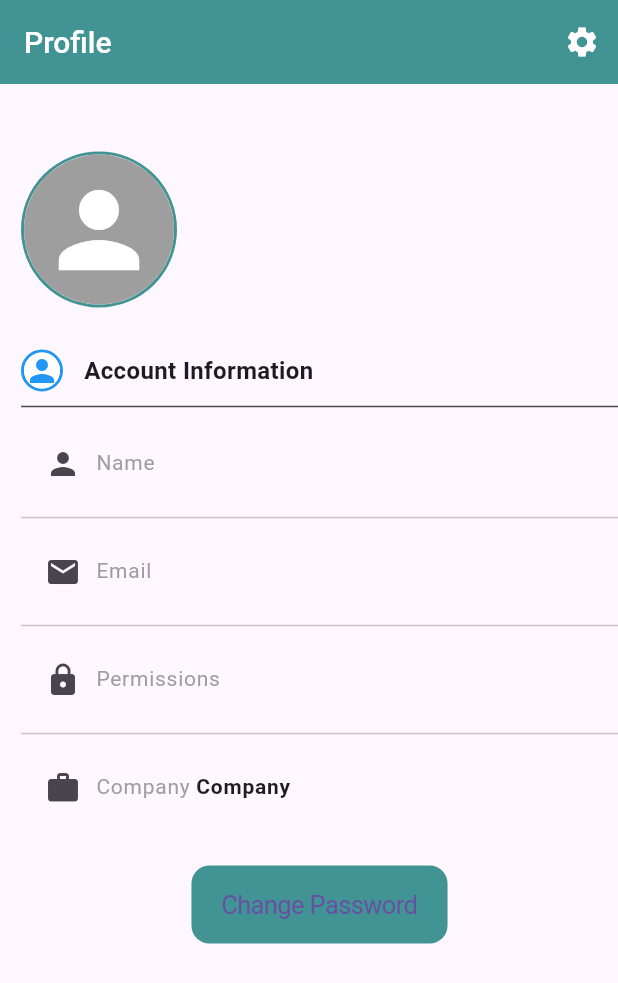
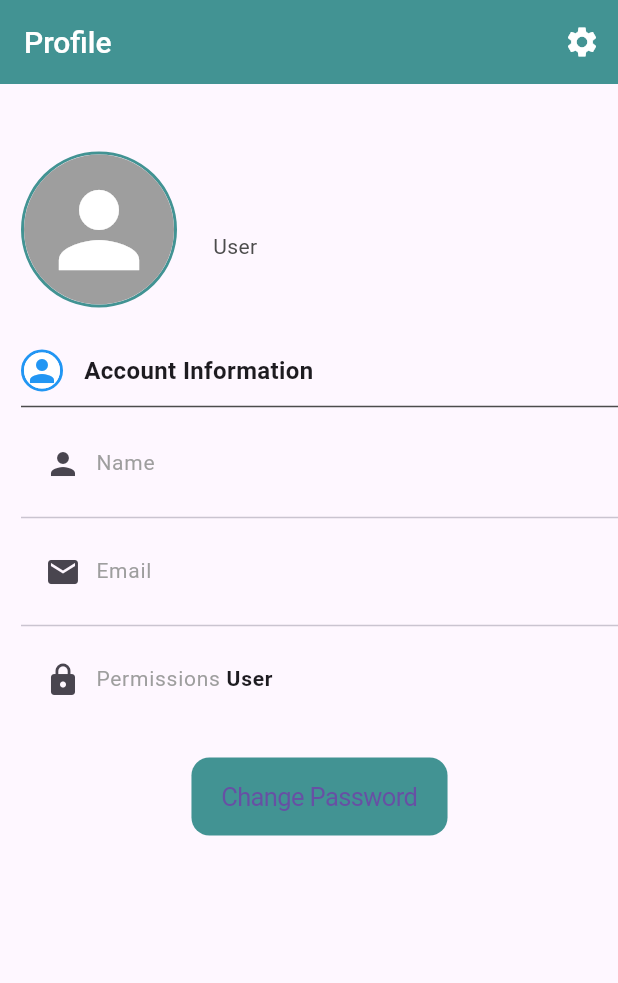
Before and after one commit to Diagora-EIP/mobile, a Flutter app: the ProfileView screen opened directly, on a phone screen of 412 x 824 dp. Shown: the top 983 px of the screen. Run offline on Flutter 3.47's test engine with Material 3 defaults, Android fonts, the phone set to English and light mode, and no system bars; our stand-ins replace accordion, firebase_analytics, firebase_core, firebase_crashlytics, fl_chart, flutter_datetime_picker_plus and 10 more; missing offline and left inert: background_location, firebase_performance, flutter_background_service, mapbox_maps_flutter, maps_launcher; accounts and stored records are empty; network calls fail.

Commit message:
fix all mobile app problem

```diff
--- a/lib/main.dart
+++ b/lib/main.dart
@@ -124,6 +124,8 @@ Future<bool> iosBackground(ServiceInstance service) async {
   return true;
 }
 
+final RouteObserver<PageRoute> routeObserver = RouteObserver<PageRoute>();
+
 /// Classe principale de l'application.
 ///
 /// Cette classe initialise le thème de l'application, puis lance la vue de chargement.
@@ -143,6 +145,7 @@ class MyApp extends StatelessWidget {
           theme: themeProvider.lightTheme,
           darkTheme: themeProvider.darkTheme,
           home: const LoadingView(),
+          navigatorObservers: [routeObserver],
         );
       },
     );
--- a/lib/services/api_service.dart
+++ b/lib/services/api_service.dart
@@ -429,6 +429,9 @@ class ApiService {
         dynamic responseData = json.decode(response.body);
         User user = User.fromJson(responseData);
         _logger.i(responseData);
+        if (userId == null || userId == _user?.id) {
+          _user = user;
+        }
         return (user);
       } else {
         _logger.e('fetchUser() failed with status code ${response.statusCode}');
--- a/lib/views/profile/profile_view.dart
+++ b/lib/views/profile/profile_view.dart
@@ -1,7 +1,6 @@
 import 'dart:io';
 
 import 'package:diagora/views/auth/login_view.dart';
-import 'package:diagora/views/auth/register_view.dart';
 import 'package:diagora/views/settings/settings_view.dart';
 import 'package:flutter/material.dart';
 import 'package:flutter/cupertino.dart';
@@ -17,7 +16,7 @@ class ProfileView extends StatefulWidget {
   State<ProfileView> createState() => _ProfileViewState();
 }
 
-class _ProfileViewState extends State<ProfileView> {
+class _ProfileViewState extends State<ProfileView> with RouteAware {
   final ApiService _api = ApiService.getInstance();
 
   final String profilePictureUrl1 = 'assets/images/PdP.jpeg';
@@ -29,6 +28,28 @@ class _ProfileViewState extends State<ProfileView> {
   dynamic userData;
 
   File? _image;
+
+  @override
+  void initState() {
+    super.initState();
+    print("initState");
+    _fetchUserData();
+  }
+
+  Future<void> _fetchUserData() async {
+    await _api.fetchUser();
+    setState(() {
+      userData = _api.user?.toJson();
+      if (userData != null) {
+        userId = userData['user_id'];
+        username = capitalizeFirstLetter(userData['name']);
+        email = userData['email'];
+      }
+
+      permissionsData = _api.role?.toJson();
+      permissions = permissionsData?['name'] ?? 'user';
+    });
+  }
 
   Future<void> _pickImage(ImageSource source) async {
     final imagePicker = ImagePicker();
@@ -46,18 +67,6 @@ class _ProfileViewState extends State<ProfileView> {
       return input;
     }
     return input[0].toUpperCase() + input.substring(1);
-  }
-
-  @override
-  void initState() {
-    super.initState();
-    userData = _api.user?.toJson();
-    userId = userData['user_id'];
-    username = capitalizeFirstLetter(userData['name']);
-    email = userData['email'];
-
-    permissionsData = _api.role?.toJson();
-    permissions = permissionsData['name'] ?? 'user';
   }
 
   void _showImageSourcePicker() {
@@ -102,7 +111,8 @@ class _ProfileViewState extends State<ProfileView> {
                 context,
                 MaterialPageRoute(
                   builder: (context) => SettingsView(logout: logout),
-                  ));
+                ),
+              );
             },
           ),
         ],
@@ -120,9 +130,8 @@ class _ProfileViewState extends State<ProfileView> {
                       decoration: BoxDecoration(
                         shape: BoxShape.circle,
                         border: Border.all(
-                          color: Theme.of(context)
-                              .primaryColor, // Set the border color to blue
-                          width: 2.0, // Set the border width
+                          color: Theme.of(context).primaryColor,
+                          width: 2.0,
                         ),
                       ),
                       child: CircleAvatar(
@@ -144,12 +153,16 @@ class _ProfileViewState extends State<ProfileView> {
                   Column(
                     crossAxisAlignment: CrossAxisAlignment.start,
                     children: [
-                      Text(username.toUpperCase(),
+                      Text(
+                        username.toUpperCase(),
                         style: const TextStyle(
-                              fontSize: 16, fontWeight: FontWeight.bold)),
-                      Text(_capitalizeFirstLetter(permissions),
+                            fontSize: 16, fontWeight: FontWeight.bold),
+                      ),
+                      Text(
+                        _capitalizeFirstLetter(permissions),
                         style: const TextStyle(
-                              color: Color.fromARGB(255, 76, 76, 76))),
+                            color: Color.fromARGB(255, 76, 76, 76)),
+                      ),
                     ],
                   ),
                 ],
@@ -161,8 +174,8 @@ class _ProfileViewState extends State<ProfileView> {
                     decoration: BoxDecoration(
                       shape: BoxShape.circle,
                       border: Border.all(
-                        color: Colors.blue, // Set the border color to blue
-                        width: 2.0, // Set the border width
+                        color: Colors.blue,
+                        width: 2.0,
                       ),
                     ),
                     child: const CircleAvatar(
@@ -172,15 +185,13 @@ class _ProfileViewState extends State<ProfileView> {
                     ),
                   ),
                   const SizedBox(width: 14),
-                  const Text("Account Information",
-                      style:
-                          TextStyle(fontSize: 16, fontWeight: FontWeight.bold)),
+                  const Text(
+                    "Account Information",
+                    style: TextStyle(fontSize: 16, fontWeight: FontWeight.bold),
+                  ),
                 ],
               ),
-              const Divider(
-                height: 20,
-                color: Color.fromARGB(255, 76, 76, 76),
-              ),
+              const Divider(height: 20, color: Color.fromARGB(255, 76, 76, 76)),
               ListView(
                 shrinkWrap: true,
                 physics: const NeverScrollableScrollPhysics(),
@@ -191,11 +202,15 @@ class _ProfileViewState extends State<ProfileView> {
                     horizontalTitleGap: 10,
                     title: Row(
                       children: [
-                        const Text('Name ',
-                            style: TextStyle(fontSize: 14, color: Colors.grey)),
-                        Text(username,
+                        const Text(
+                          'Name ',
+                          style: TextStyle(fontSize: 14, color: Colors.grey),
+                        ),
+                        Text(
+                          username,
                           style: const TextStyle(
-                                fontSize: 14, fontWeight: FontWeight.bold)),
+                              fontSize: 14, fontWeight: FontWeight.bold),
+                        ),
                       ],
                     ),
                   ),
@@ -206,11 +221,15 @@ class _ProfileViewState extends State<ProfileView> {
                     horizontalTitleGap: 10,
                     title: Row(
                       children: [
-                        const Text('Email ',
-                            style: TextStyle(fontSize: 14, color: Colors.grey)),
-                        Text(email,
+                        const Text(
+                          'Email ',
+                          style: TextStyle(fontSize: 14, color: Colors.grey),
+                        ),
+                        Text(
+                          email,
                           style: const TextStyle(
-                                fontSize: 14, fontWeight: FontWeight.bold)),
+                              fontSize: 14, fontWeight: FontWeight.bold),
+                        ),
                       ],
                     ),
                   ),
@@ -221,26 +240,15 @@ class _ProfileViewState extends State<ProfileView> {
                     horizontalTitleGap: 10,
                     title: Row(
                       children: [
-                        const Text('Permissions ',
-                            style: TextStyle(fontSize: 14, color: Colors.grey)),
-                        Text(_capitalizeFirstLetter(permissions),
+                        const Text(
+                          'Permissions ',
+                          style: TextStyle(fontSize: 14, color: Colors.grey),
+                        ),
+                        Text(
+                          _capitalizeFirstLetter(permissions),
                           style: const TextStyle(
-                                fontSize: 14, fontWeight: FontWeight.bold)),
-                      ],
+                              fontSize: 14, fontWeight: FontWeight.bold),
                         ),
-                  ),
-                  const Divider(),
-                  ListTile(
-                    leading: const Icon(Icons.work),
-                    minLeadingWidth: 0,
-                    horizontalTitleGap: 10,
-                    title: Row(
-                      children: [
-                        const Text('Company ',
-                            style: TextStyle(fontSize: 14, color: Colors.grey)),
-                        Text(_capitalizeFirstLetter("company"),
-                            style: const TextStyle(
-                                fontSize: 14, fontWeight: FontWeight.bold)),
                       ],
                     ),
                   ),
@@ -253,7 +261,8 @@ class _ProfileViewState extends State<ProfileView> {
                   Navigator.push(
                     context,
                     MaterialPageRoute(
-                          builder: (context) => const ChangePassword()));
+                        builder: (context) => const ChangePassword()),
+                  );
                 },
                 child: const Text('Change Password'),
               ),
```
Also changed, not shown: lib/views/home/calendar/calendar.dart (+11 -11 lines), lib/views/home/map/map.dart (+57 -8 lines), lib/views/settings/general/my_account/my_account_view.dart (+14 -3 lines), lib/views/settings/others/new_document.dart (+40 -9 lines). Lines whose indentation alone changed are shown as unchanged.
